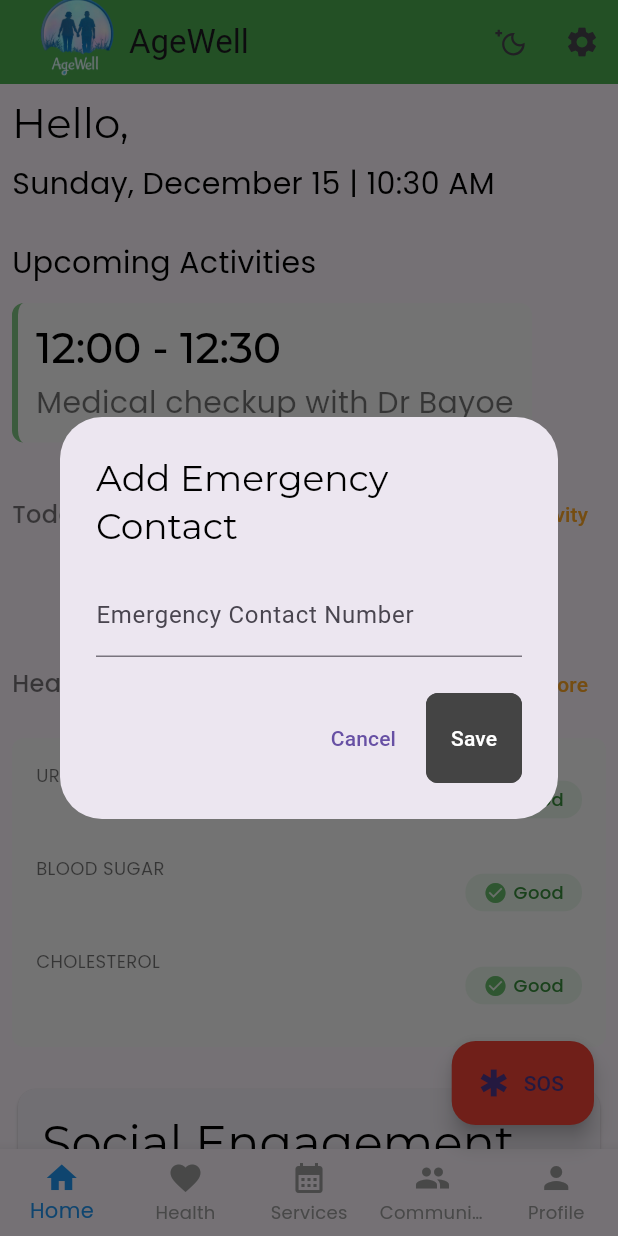
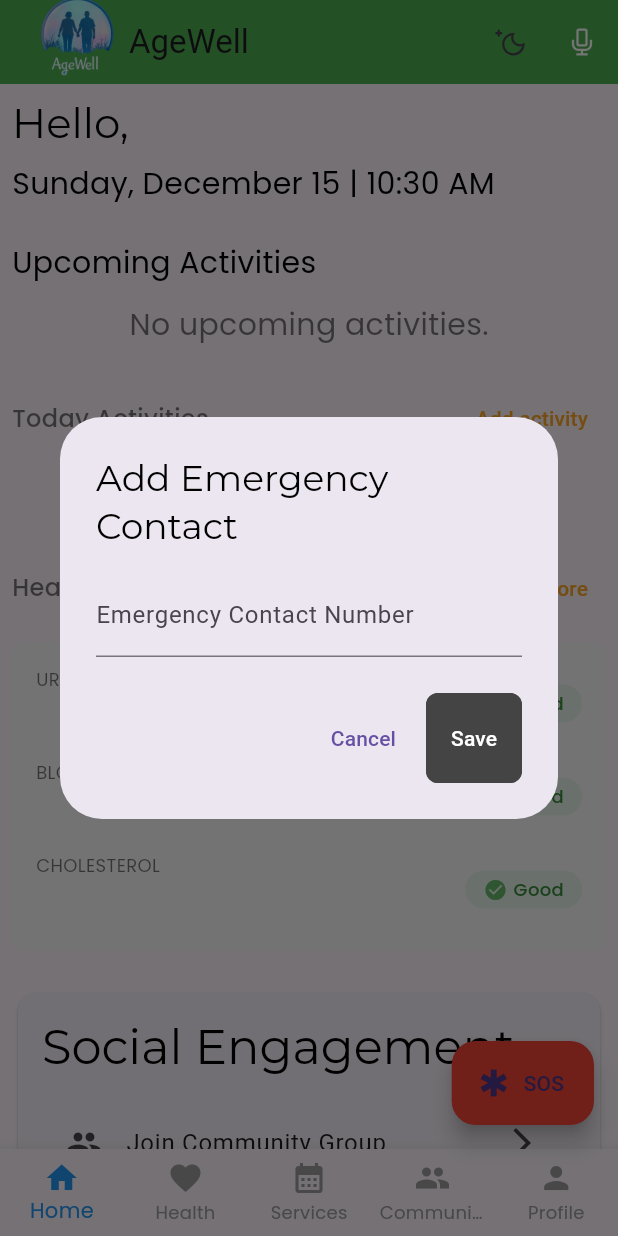
Before and after one commit to sarojbomjan/AgeWell, a Flutter app: the screen it shows once a user with an empty profile is signed in, after a tap on "SOS", on a phone screen of 412 x 824 dp. Run offline on Flutter 3.47's test engine with Material 3 defaults, Android fonts, the phone set to English and light mode, and no system bars; our stand-ins replace awesome_notifications, cloud_firestore, country_picker, firebase_auth, firebase_core, fl_chart and 13 more; missing offline and left inert: flutter_webrtc, heart_bpm; accounts and stored records are empty.

Commit message:
Finalized

```diff
--- a/lib/pages/home/home.dart
+++ b/lib/pages/home/home.dart
@@ -1,6 +1,7 @@
 import 'package:elderly_care/pages/home/home_widgets/emergency_contact.dart';
 import 'package:elderly_care/pages/home/home_widgets/social_enagagement_widget.dart';
 import 'package:elderly_care/pages/services_booking/booking.dart';
+import 'package:elderly_care/service/voice_command.dart';
 import 'package:flutter/material.dart';
 import 'package:get/get.dart';
 import 'package:line_awesome_flutter/line_awesome_flutter.dart';
@@ -19,22 +20,26 @@ import 'home_widgets/today_activities.dart';
 import 'home_widgets/upcoming_activities.dart';
 
 class HomeScreen extends StatefulWidget {
+  static final GlobalKey<HomeScreenState> homeKey =
+      GlobalKey<HomeScreenState>();
+
   const HomeScreen({super.key});
 
   @override
-  _HomeScreenState createState() => _HomeScreenState();
+  HomeScreenState createState() => HomeScreenState();
 }
 
-class _HomeScreenState extends State<HomeScreen> {
+class HomeScreenState extends State<HomeScreen> {
   int _currentIndex = 0;
 
-  void _onNavTap(int index) {
+  void onNavTap(int index) {
     setState(() {
       _currentIndex = index;
     });
   }
 
   String emergencyContact = "";
+  final VoiceCommandService _voiceCommandService = VoiceCommandService();
 
   // Future<void> _onSOSButtonPressed() async {
   //   if (emergencyContact.isEmpty) {
@@ -60,7 +65,7 @@ class _HomeScreenState extends State<HomeScreen> {
   //   }
   // }
 
-  Future<void> _onSOSButtonPressed() async {
+  Future<void> onSOSButtonPressed() async {
     if (emergencyContact.isEmpty) {
       // If no emergency contact is set, show the dialog
       showDialog(
@@ -160,6 +165,7 @@ class _HomeScreenState extends State<HomeScreen> {
       var currentTheme = themeController.themeData;
 
       return Scaffold(
+        key: HomeScreen.homeKey,
         appBar: AppBar(
           backgroundColor: Colors.green,
           title: Row(
@@ -181,26 +187,28 @@ class _HomeScreenState extends State<HomeScreen> {
               ),
             ),
             IconButton(
-              icon: const Icon(Icons.settings),
-              onPressed: () {
-                Navigator.push(
-                  context,
-                  MaterialPageRoute(builder: (context) => const SettingsPage()),
-                );
+              icon: const Icon(
+                LineAwesomeIcons.microphone_solid,
+                color: Colors.white,
+              ),
+              onPressed: () async {
+                if (mounted) {
+                  await _voiceCommandService.startListening(context);
+                }
               },
             ),
           ],
         ),
         body: _pages[_currentIndex],
         floatingActionButton: FloatingActionButton.extended(
-          onPressed: _onSOSButtonPressed, // Call the SOS function
+          onPressed: onSOSButtonPressed, // Call the SOS function
           icon: const Icon(Icons.emergency),
           label: const Text('SOS'),
           backgroundColor: Colors.red,
         ),
         bottomNavigationBar: BottomNavBar(
           currentIndex: _currentIndex,
-          onTap: _onNavTap,
+          onTap: onNavTap,
         ),
       );
     });
--- a/lib/pages/home/home_functionalities/add_activity.dart
+++ b/lib/pages/home/home_functionalities/add_activity.dart
@@ -1,3 +1,4 @@
+import 'package:firebase_auth/firebase_auth.dart';
 import 'package:flutter/material.dart';
 import 'package:cloud_firestore/cloud_firestore.dart';
 
@@ -24,6 +25,7 @@ void showAddActivityBottomSheet(BuildContext context) {
         'description': descriptionController.text,
         'category': selectedCategory,
         'createdAt': FieldValue.serverTimestamp(),
+        'userId': FirebaseAuth.instance.currentUser?.uid
       });
 
       Navigator.pop(context);
--- a/lib/pages/home/home_widgets/today_activities.dart
+++ b/lib/pages/home/home_widgets/today_activities.dart
@@ -119,6 +119,8 @@ class TodayActivities extends StatelessWidget {
             }
 
             final activities = snapshot.data!.docs;
+            print(
+                'Fetched activities: ${activities.length}'); // Check how many activities were fetched
 
             // Schedule notifications for activities near their time
             for (var activity in activities) {
--- a/lib/pages/home/home_widgets/upcoming_activities.dart
+++ b/lib/pages/home/home_widgets/upcoming_activities.dart
@@ -1,4 +1,7 @@
+import 'package:cloud_firestore/cloud_firestore.dart';
+import 'package:firebase_auth/firebase_auth.dart';
 import 'package:flutter/material.dart';
+import 'package:intl/intl.dart';
 
 class UpcomingActivities extends StatelessWidget {
   const UpcomingActivities({super.key});
@@ -7,6 +10,8 @@ class UpcomingActivities extends StatelessWidget {
   Widget build(BuildContext context) {
     // Checking if the current theme is dark mode
     bool isDarkMode = Theme.of(context).brightness == Brightness.dark;
+
+    final currentUser = FirebaseAuth.instance.currentUser;
 
     return Column(
       crossAxisAlignment: CrossAxisAlignment.start,
@@ -21,12 +26,58 @@ class UpcomingActivities extends StatelessWidget {
               : Theme.of(context).textTheme.bodyMedium,
         ),
         const SizedBox(height: 12),
-        Container(
+        StreamBuilder<QuerySnapshot>(
+          stream: FirebaseFirestore.instance
+              .collection('CaregiverBooking')
+              .where('userID',
+                  isEqualTo: currentUser?.uid) // Ensure correct field name
+              .orderBy('startDate',
+                  descending: false) // Sort by timestamp directly
+              .snapshots(),
+          builder: (context, snapshot) {
+            if (snapshot.connectionState == ConnectionState.waiting) {
+              return const Center(child: CircularProgressIndicator());
+            }
+
+            if (!snapshot.hasData || snapshot.data!.docs.isEmpty) {
+              return Center(
+                child: Text(
+                  'No upcoming activities.',
+                  style: TextStyle(
+                    color: isDarkMode ? Colors.white70 : Colors.black54,
+                  ),
+                ),
+              );
+            }
+
+            final activities = snapshot.data!.docs;
+
+            return ListView.builder(
+              shrinkWrap: true,
+              itemCount: activities.length,
+              itemBuilder: (context, index) {
+                final activity = activities[index];
+                final activityTime =
+                    activity['startTime'] ?? 'No time specified';
+                final activityTitle =
+                    activity['specialNotes'] ?? 'No description provided';
+
+                // Access the timestamp directly from the Firestore document
+                final appointmentDate = activity['startDate'] as Timestamp?;
+                final formattedDate = appointmentDate != null
+                    ? DateFormat("yyyy-MM-dd").format(appointmentDate.toDate())
+                    : 'No date specified';
+
+                return Padding(
+                  padding: const EdgeInsets.only(bottom: 16.0),
+                  child: Container(
                     padding: const EdgeInsets.all(12),
                     decoration: BoxDecoration(
                       border: Border(
                         left: BorderSide(
-                color: isDarkMode ? Colors.green[400]! : Colors.green[300]!,
+                          color: isDarkMode
+                              ? Colors.green[400]!
+                              : Colors.green[300]!,
                           width: 4,
                         ),
                       ),
@@ -48,26 +99,43 @@ class UpcomingActivities extends StatelessWidget {
                       crossAxisAlignment: CrossAxisAlignment.start,
                       children: [
                         Text(
-                '12:00 - 12:30',
-                style: Theme.of(context).textTheme.headlineMedium?.copyWith(
+                          formattedDate, // Use the formatted timestamp
+                          style: Theme.of(context)
+                              .textTheme
+                              .headlineMedium
+                              ?.copyWith(
                                 fontWeight: FontWeight.w500,
-                      color: isDarkMode
-                          ? Colors.white
-                          : Colors.black, // White text in dark mode
+                                color: isDarkMode ? Colors.white : Colors.black,
                               ),
                         ),
                         const SizedBox(height: 4),
                         Text(
-                'Medical checkup with Dr Bayoe',
-                style: Theme.of(context).textTheme.bodyMedium?.copyWith(
+                          activityTime,
+                          style:
+                              Theme.of(context).textTheme.bodyMedium?.copyWith(
                                     color: isDarkMode
                                         ? Colors.white70
-                          : Colors.black54, // Lighter text for dark mode
+                                        : Colors.black54,
+                                  ),
+                        ),
+                        const SizedBox(height: 4),
+                        Text(
+                          activityTitle,
+                          style:
+                              Theme.of(context).textTheme.bodyMedium?.copyWith(
+                                    color: isDarkMode
+                                        ? Colors.white70
+                                        : Colors.black54,
                                   ),
                         ),
                       ],
                     ),
                   ),
+                );
+              },
+            );
+          },
+        )
       ],
     );
   }
--- a/pubspec.yaml
+++ b/pubspec.yaml
@@ -64,6 +64,8 @@ dependencies:
   flutter_webrtc: ^0.12.3
   awesome_notifications: ^0.10.0
   rxdart: ^0.28.0
+  permission_handler: ^11.3.1
+  speech_to_text: ^7.0.0
 
 dev_dependencies:
   flutter_test:
```
Also changed, not shown: lib/pages/home/home_widgets/health_metrics.dart (+8 -1 lines), lib/service/localization_service.dart (added, +29 -0 lines), lib/service/voice_command.dart (added, +104 -0 lines), pubspec.lock, 5 other files. Lines whose indentation alone changed are shown as unchanged.
